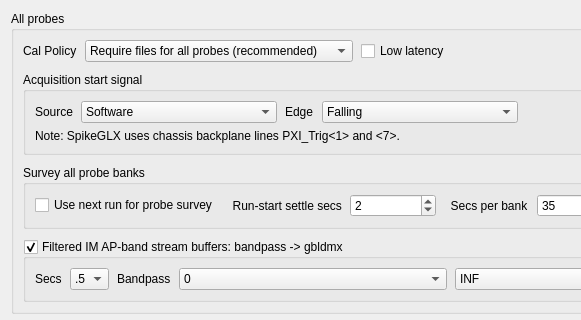
Above: Forms/IMTab.ui from billkarsh/SpikeGLX before the change; both pictures show x 0 to 581 and y 0 to 320 of the 759 by 705 pixel window. Below: the same form after it.
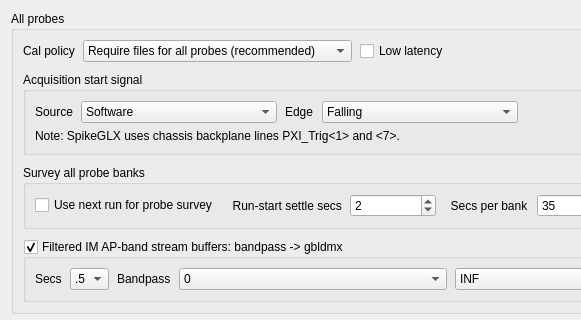
That is the form after the change.

```diff
--- a/Forms/IMTab.ui
+++ b/Forms/IMTab.ui
@@ -414,7 +414,7 @@
         <item>
          <widget class="QLabel" name="label_9">
           <property name="text">
-           <string>Cal Policy</string>
+           <string>Cal policy</string>
           </property>
          </widget>
         </item>
```
Left out of the diff: 30 changed lines with no effect on the pictures.
